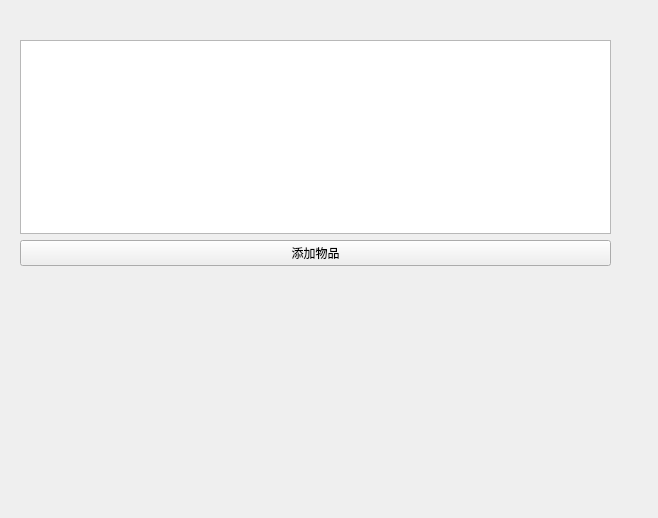
Qt form UI/EnchantCaculator.ui (mmcNYT/MCHelper) before a commit.
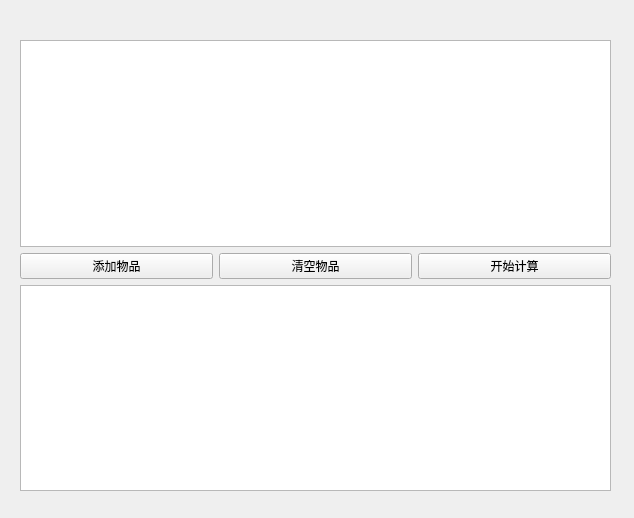
The same form after that commit.

Commit message: 实现点“清空物品”全清、选中卡片按 Del 删除、再点一次已选卡片取消选中、按住卡片拖动可放到任意位置

Patch:
```diff
--- a/UI/EnchantCaculator.ui
+++ b/UI/EnchantCaculator.ui
@@ -6,33 +6,50 @@
    <rect>
     <x>0</x>
     <y>0</y>
-    <width>658</width>
+    <width>634</width>
     <height>518</height>
    </rect>
   </property>
   <property name="windowTitle">
    <string>Form</string>
   </property>
-  <widget class="QWidget" name="">
+  <widget class="QWidget" name="layoutWidget">
    <property name="geometry">
     <rect>
      <x>20</x>
      <y>40</y>
      <width>591</width>
-     <height>226</height>
+     <height>451</height>
     </rect>
    </property>
    <layout class="QGridLayout" name="gridLayout">
-    <item row="0" column="0">
-     <widget class="QListWidget" name="listWidget"/>
+    <item row="8" column="0" colspan="3">
+     <widget class="QListWidget" name="realSteps"/>
     </item>
-    <item row="1" column="0">
+    <item row="1" column="0" colspan="3">
+     <widget class="QListWidget" name="chosenItemList"/>
+    </item>
+    <item row="5" column="0">
      <widget class="QPushButton" name="addItems">
       <property name="text">
        <string>添加物品</string>
       </property>
      </widget>
     </item>
+    <item row="5" column="1">
+     <widget class="QPushButton" name="clearItems">
+      <property name="text">
+       <string>清空物品</string>
+      </property>
+     </widget>
+    </item>
+    <item row="5" column="2">
+     <widget class="QPushButton" name="startCaculate">
+      <property name="text">
+       <string>开始计算</string>
+      </property>
+     </widget>
+    </item>
    </layout>
   </widget>
  </widget>
```
The commit also changes 16 other files.
